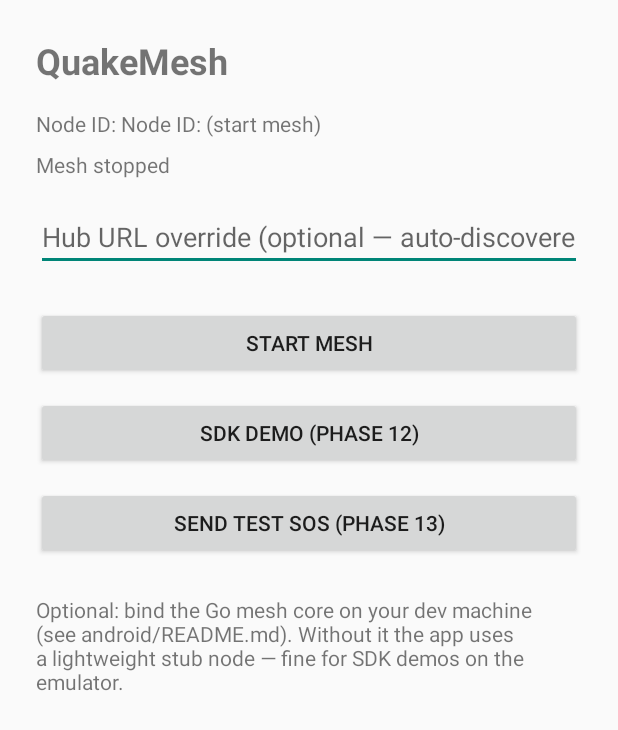
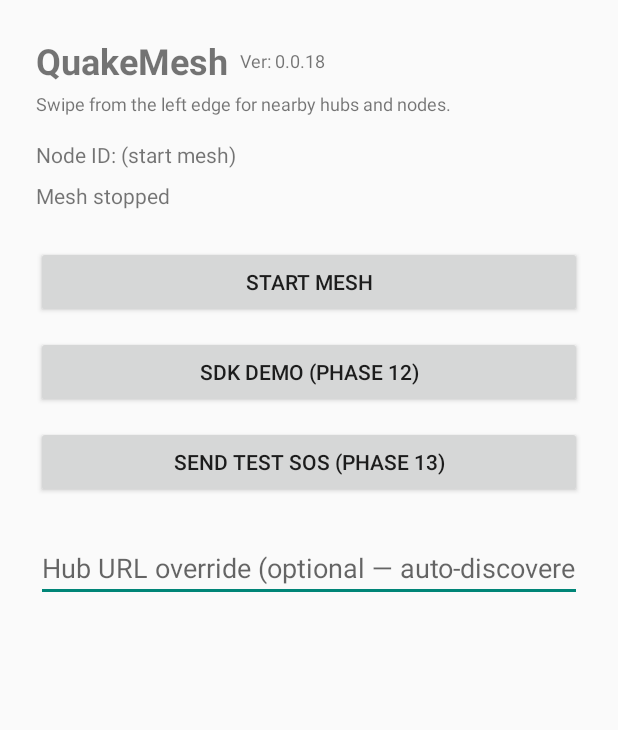
Before and after one commit to JohnDovey/QuakeMesh, an Android app: the screen it shows after launch (MainActivity), on a phone screen of 412 x 824 dp. Shown: the top 730 px of the screen. Run offline under Robolectric (Android 15) with nearby library versions, the phone set to English and light mode, and no system bars.

Commit message:
Polish Android UX with nearby peers drawer and fix LAN hub registration.
v0.0.18: version label, swipe-left peer list, hub override at bottom; allow cleartext LAN heartbeats; fix GoMeshNode bind and hub sync port clash with discovery beacons.

Co-authored-by: Cursor <cursoragent@cursor.com>

```diff
--- a/android/app/src/main/AndroidManifest.xml
+++ b/android/app/src/main/AndroidManifest.xml
@@ -19,6 +19,7 @@
         android:allowBackup="true"
         android:label="@string/app_name"
         android:networkSecurityConfig="@xml/network_security_config"
+        android:usesCleartextTraffic="true"
         android:theme="@style/Theme.QuakeMesh">
         <activity
             android:name=".MainActivity"
--- a/android/app/src/main/java/net/quakemesh/android/MainActivity.kt
+++ b/android/app/src/main/java/net/quakemesh/android/MainActivity.kt
@@ -2,9 +2,7 @@
 //
 // Changelog:
 //   0.0.5 - Phase 4: mesh start/stop UI wired to foreground service.
-//   0.0.10 - Phase 8: show GPS fix when mesh is running.
-//   0.0.14 - Phase 12: SDK reference demo button.
-//   0.0.15 - Phase 13: SOS beacon test button.
+//   0.0.18 - version label, nearby peers drawer, hub override at bottom.
 
 package net.quakemesh.android
 
@@ -12,25 +10,37 @@ import android.Manifest
 import android.content.pm.PackageManager
 import android.os.Build
 import android.os.Bundle
+import android.view.View
 import android.widget.Button
 import android.widget.EditText
 import android.widget.TextView
 import androidx.activity.result.contract.ActivityResultContracts
 import androidx.appcompat.app.AppCompatActivity
 import androidx.core.content.ContextCompat
+import androidx.core.view.GravityCompat
+import androidx.drawerlayout.widget.DrawerLayout
+import androidx.recyclerview.widget.LinearLayoutManager
+import androidx.recyclerview.widget.RecyclerView
 import net.quakemesh.android.demo.ReferenceSdkDemo
 import net.quakemesh.android.demo.SosBeaconDemo
+import net.quakemesh.android.mesh.MeshDiscovery
 import net.quakemesh.android.mesh.MeshEngine
+import net.quakemesh.android.ui.PeersAdapter
 import kotlin.concurrent.thread
 
 class MainActivity : AppCompatActivity() {
 
+    private lateinit var drawerLayout: DrawerLayout
     private lateinit var statusView: TextView
     private lateinit var nodeIdView: TextView
+    private lateinit var versionView: TextView
     private lateinit var toggleButton: Button
     private lateinit var sdkDemoButton: Button
     private lateinit var sosButton: Button
     private lateinit var hubUrlField: EditText
+    private lateinit var peersList: RecyclerView
+    private lateinit var peersEmpty: TextView
+    private val peersAdapter = PeersAdapter()
 
     private var meshRunning = false
     private val prefs by lazy { getSharedPreferences("quakemesh_ui", MODE_PRIVATE) }
@@ -45,19 +55,32 @@ class MainActivity : AppCompatActivity() {
         super.onCreate(savedInstanceState)
         setContentView(R.layout.activity_main)
 
+        drawerLayout = findViewById(R.id.drawer_layout)
         statusView = findViewById(R.id.status_text)
         nodeIdView = findViewById(R.id.node_id_text)
+        versionView = findViewById(R.id.version_text)
         toggleButton = findViewById(R.id.toggle_mesh_button)
         sdkDemoButton = findViewById(R.id.sdk_demo_button)
         sosButton = findViewById(R.id.sos_demo_button)
         hubUrlField = findViewById(R.id.hub_heartbeat_url)
+        peersList = findViewById(R.id.peers_list)
+        peersEmpty = findViewById(R.id.peers_empty)
+
+        versionView.text = getString(R.string.version_label, BuildConfig.VERSION_NAME)
         hubUrlField.setText(prefs.getString(PREF_HUB_URL, ""))
+
+        peersList.layoutManager = LinearLayoutManager(this)
+        peersList.adapter = peersAdapter
 
         MeshEngine.statusListener = { msg ->
             runOnUiThread {
                 val loc = MeshEngine.locationSummary()
                 statusView.text = if (loc != null) "$msg\nGPS: $loc" else msg
             }
+        }
+
+        MeshDiscovery.listener = {
+            runOnUiThread { refreshPeersList() }
         }
 
         toggleButton.setOnClickListener {
@@ -125,6 +148,21 @@ class MainActivity : AppCompatActivity() {
         }
 
         refreshUi()
+        refreshPeersList()
+    }
+
+    override fun onBackPressed() {
+        if (drawerLayout.isDrawerOpen(GravityCompat.START)) {
+            drawerLayout.closeDrawer(GravityCompat.START)
+        } else {
+            super.onBackPressed()
+        }
+    }
+
+    private fun refreshPeersList() {
+        val peers = MeshDiscovery.peers()
+        peersAdapter.submit(peers)
+        peersEmpty.visibility = if (peers.isEmpty()) View.VISIBLE else View.GONE
     }
 
     private fun requestPermissionsIfNeeded() {
--- a/android/app/src/main/java/net/quakemesh/android/mesh/GoMeshNode.kt
+++ b/android/app/src/main/java/net/quakemesh/android/mesh/GoMeshNode.kt
@@ -43,8 +43,8 @@ class GoMeshNode private constructor(
 
         operator fun invoke(identityPath: String, dbPath: String): GoMeshNode {
             val nodeClass = Class.forName("mobile.Node")
-            val newNode = nodeClass.getDeclaredMethod("newNode", String::class.java, String::class.java)
-            val node = newNode.invoke(null, identityPath, dbPath)
+            val ctor = nodeClass.getDeclaredConstructor(String::class.java, String::class.java)
+            val node = ctor.newInstance(identityPath, dbPath)
             val sinkClass = Class.forName("mobile.FrameSink")
             val proxy = java.lang.reflect.Proxy.newProxyInstance(
                 sinkClass.classLoader,
--- a/android/app/src/main/java/net/quakemesh/android/mesh/MeshEngine.kt
+++ b/android/app/src/main/java/net/quakemesh/android/mesh/MeshEngine.kt
@@ -37,6 +37,7 @@ object MeshEngine {
         if (node != null) return
         val n = MeshNodeFactory.open(context)
         node = n
+        MeshDiscovery.setLocalNodeId(n.nodeId)
         locationReporter = LocationReporter(context.applicationContext).also { it.start() }
         MeshLocalApi.start(n.nodeId)
         if (n is StubMeshNode) {
@@ -78,6 +79,8 @@ object MeshEngine {
         node?.close()
         node = null
         discoveredHubUrl = ""
+        MeshDiscovery.setLocalNodeId(null)
+        MeshDiscovery.clear()
         statusListener?.invoke("Mesh stopped")
     }
 
@@ -111,6 +114,6 @@ object MeshEngine {
         presenceReporter?.stop()
         presenceReporter = MeshPresenceReporter(n.nodeId, hubHeartbeatUrl) {
             locationReporter?.latestFix()
-        }.also { it.start() }
+        }.also { it.start(sendImmediately = true) }
     }
 }
--- a/android/app/src/main/res/layout/activity_main.xml
+++ b/android/app/src/main/res/layout/activity_main.xml
@@ -1,64 +1,47 @@
 <?xml version="1.0" encoding="utf-8"?>
-<LinearLayout xmlns:android="http://schemas.android.com/apk/res/android"
+<androidx.drawerlayout.widget.DrawerLayout xmlns:android="http://schemas.android.com/apk/res/android"
+    android:id="@+id/drawer_layout"
     android:layout_width="match_parent"
+    android:layout_height="match_parent">
+
+    <include layout="@layout/content_main" />
+
+    <LinearLayout
+        android:id="@+id/drawer_peers"
+        android:layout_width="280dp"
         android:layout_height="match_parent"
+        android:layout_gravity="start"
+        android:background="?android:attr/colorBackground"
         android:orientation="vertical"
-    android:padding="24dp">
+        android:padding="16dp">
 
         <TextView
             android:layout_width="match_parent"
             android:layout_height="wrap_content"
-        android:text="@string/app_name"
-        android:textSize="24sp"
+            android:text="@string/nearby_peers_title"
+            android:textSize="20sp"
             android:textStyle="bold" />
-
-    <TextView
-        android:id="@+id/node_id_text"
-        android:layout_width="match_parent"
-        android:layout_height="wrap_content"
-        android:layout_marginTop="16dp"
-        android:text="@string/node_id_unknown" />
-
-    <TextView
-        android:id="@+id/status_text"
-        android:layout_width="match_parent"
-        android:layout_height="wrap_content"
-        android:layout_marginTop="8dp"
-        android:text="@string/mesh_stopped" />
-
-    <EditText
-        android:id="@+id/hub_heartbeat_url"
-        android:layout_width="match_parent"
-        android:layout_height="wrap_content"
-        android:layout_marginTop="16dp"
-        android:hint="@string/hub_heartbeat_hint"
-        android:inputType="textUri"
-        android:importantForAutofill="no" />
-
-    <Button
-        android:id="@+id/toggle_mesh_button"
-        android:layout_width="match_parent"
-        android:layout_height="wrap_content"
-        android:layout_marginTop="24dp"
-        android:text="@string/start_mesh" />
-
-    <Button
-        android:id="@+id/sdk_demo_button"
-        android:layout_width="match_parent"
-        android:layout_height="wrap_content"
-        android:layout_marginTop="12dp"
-        android:text="@string/sdk_demo_button" />
-
-    <Button
-        android:id="@+id/sos_demo_button"
-        android:layout_width="match_parent"
-        android:layout_height="wrap_content"
-        android:layout_marginTop="12dp"
-        android:text="@string/sos_demo_button" />
 
         <TextView
             android:layout_width="match_parent"
             android:layout_height="wrap_content"
-        android:layout_marginTop="24dp"
-        android:text="@string/phase4_hint" />
+            android:layout_marginTop="4dp"
+            android:layout_marginBottom="12dp"
+            android:text="@string/nearby_peers_hint"
+            android:textSize="12sp" />
+
+        <androidx.recyclerview.widget.RecyclerView
+            android:id="@+id/peers_list"
+            android:layout_width="match_parent"
+            android:layout_height="0dp"
+            android:layout_weight="1" />
+
+        <TextView
+            android:id="@+id/peers_empty"
+            android:layout_width="match_parent"
+            android:layout_height="wrap_content"
+            android:text="@string/nearby_peers_empty"
+            android:textSize="14sp"
+            android:visibility="gone" />
     </LinearLayout>
+</androidx.drawerlayout.widget.DrawerLayout>
--- /dev/null
+++ b/android/app/src/main/res/layout/content_main.xml
@@ -0,0 +1,85 @@
+<?xml version="1.0" encoding="utf-8"?>
+<ScrollView xmlns:android="http://schemas.android.com/apk/res/android"
+    android:layout_width="match_parent"
+    android:layout_height="match_parent"
+    android:fillViewport="true">
+
+    <LinearLayout
+        android:layout_width="match_parent"
+        android:layout_height="wrap_content"
+        android:orientation="vertical"
+        android:padding="24dp">
+
+        <LinearLayout
+            android:layout_width="match_parent"
+            android:layout_height="wrap_content"
+            android:gravity="center_vertical"
+            android:orientation="horizontal">
+
+            <TextView
+                android:layout_width="wrap_content"
+                android:layout_height="wrap_content"
+                android:text="@string/app_name"
+                android:textSize="24sp"
+                android:textStyle="bold" />
+
+            <TextView
+                android:id="@+id/version_text"
+                android:layout_width="wrap_content"
+                android:layout_height="wrap_content"
+                android:layout_marginStart="8dp"
+                android:textSize="12sp" />
+        </LinearLayout>
+
+        <TextView
+            android:layout_width="match_parent"
+            android:layout_height="wrap_content"
+            android:layout_marginTop="4dp"
+            android:text="@string/swipe_peers_hint"
+            android:textSize="12sp" />
+
+        <TextView
+            android:id="@+id/node_id_text"
+            android:layout_width="match_parent"
+            android:layout_height="wrap_content"
+            android:layout_marginTop="16dp"
+            android:text="@string/node_id_unknown" />
+
+        <TextView
+            android:id="@+id/status_text"
+            android:layout_width="match_parent"
+            android:layout_height="wrap_content"
+            android:layout_marginTop="8dp"
+            android:text="@string/mesh_stopped" />
+
+        <Button
+            android:id="@+id/toggle_mesh_button"
+            android:layout_width="match_parent"
+            android:layout_height="wrap_content"
+            android:layout_marginTop="24dp"
+            android:text="@string/start_mesh" />
+
+        <Button
+            android:id="@+id/sdk_demo_button"
+            android:layout_width="match_parent"
+            android:layout_height="wrap_content"
+            android:layout_marginTop="12dp"
+            android:text="@string/sdk_demo_button" />
+
+        <Button
+            android:id="@+id/sos_demo_button"
+            android:layout_width="match_parent"
+            android:layout_height="wrap_content"
+            android:layout_marginTop="12dp"
+            android:text="@string/sos_demo_button" />
+
+        <EditText
+            android:id="@+id/hub_heartbeat_url"
+            android:layout_width="match_parent"
+            android:layout_height="wrap_content"
+            android:layout_marginTop="24dp"
+            android:hint="@string/hub_heartbeat_hint"
+            android:importantForAutofill="no"
+            android:inputType="textUri" />
+    </LinearLayout>
+</ScrollView>
--- a/android/app/src/main/res/values/strings.xml
+++ b/android/app/src/main/res/values/strings.xml
@@ -1,12 +1,13 @@
 <?xml version="1.0" encoding="utf-8"?>
 <resources>
     <string name="app_name">QuakeMesh</string>
+    <string name="version_label">Ver: %1$s</string>
+    <string name="swipe_peers_hint">Swipe from the left edge for nearby hubs and nodes.</string>
     <string name="start_mesh">Start mesh</string>
     <string name="stop_mesh">Stop mesh</string>
     <string name="mesh_stopped">Mesh stopped</string>
     <string name="node_id_label">Node ID: %1$s</string>
-    <string name="node_id_unknown">Node ID: (start mesh)</string>
-    <string name="phase4_hint">Optional: bind the Go mesh core on your dev machine (see android/README.md). Without it the app uses a lightweight stub node — fine for SDK demos on the emulator.</string>
+    <string name="node_id_unknown">(start mesh)</string>
     <string name="hub_heartbeat_hint">Hub URL override (optional — auto-discovered on Wi‑Fi)</string>
     <string name="sdk_demo_button">SDK demo (Phase 12)</string>
     <string name="sdk_demo_mesh_required">Start the mesh before running the SDK demo.</string>
@@ -17,4 +18,13 @@
     <string name="sos_sending">Sending SOS test…</string>
     <string name="sos_sent_ok">SOS test published.</string>
     <string name="sos_test_message">Test SOS — QuakeMesh demo beacon</string>
+    <string name="nearby_peers_title">Nearby peers</string>
+    <string name="nearby_peers_hint">Hubs and nodes heard on this Wi‑Fi (LAN beacons).</string>
+    <string name="nearby_peers_empty">No peers yet — start the mesh on the same network.</string>
+    <string name="peer_kind_hub">Hub · %1$s</string>
+    <string name="peer_kind_node">Node · %1$s</string>
+    <string name="peer_hub_detail">%1$s\n%2$s</string>
+    <string name="peer_node_detail">%1$s%2$s</string>
+    <string name="peer_node_location">\n%.5f, %.5f</string>
+    <string name="peer_last_seen">Last heard %1$s</string>
 </resources>
```
Also changed, not shown: android/app/build.gradle.kts (+8 -2 lines), android/app/src/main/java/net/quakemesh/android/mesh/MeshDiscovery.kt (added, +72 -0 lines), android/app/src/main/java/net/quakemesh/android/mesh/MeshNode.kt (+4 -4 lines), android/app/src/main/java/net/quakemesh/android/mesh/MeshPresenceReporter.kt (+9 -3 lines), android/app/src/main/java/net/quakemesh/android/transport/LanBeacon.kt (+17 -0 lines), android/app/src/main/java/net/quakemesh/android/transport/LanUdpTransport.kt (+7 -1 lines), android/app/src/main/java/net/quakemesh/android/ui/PeersAdapter.kt (added, +65 -0 lines), android/app/src/main/res/layout/item_peer.xml (added, +27 -0 lines), android/app/src/main/res/xml/network_security_config.xml (+2 -10 lines), 2 other files. Lines whose indentation alone changed are shown as unchanged.
